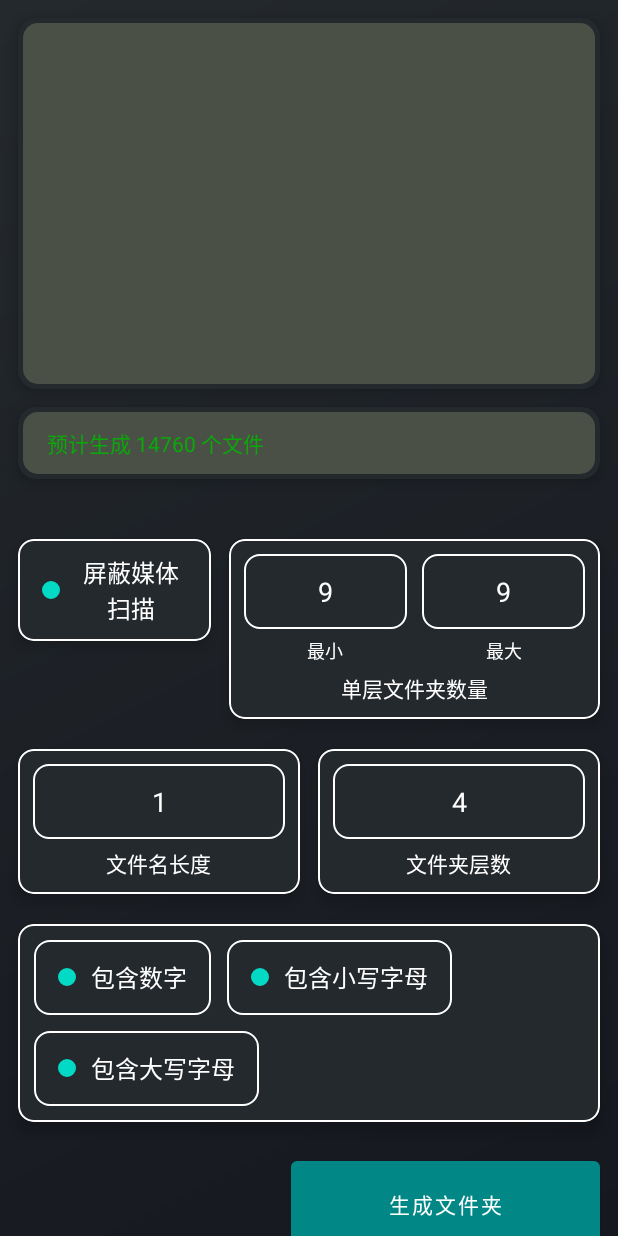
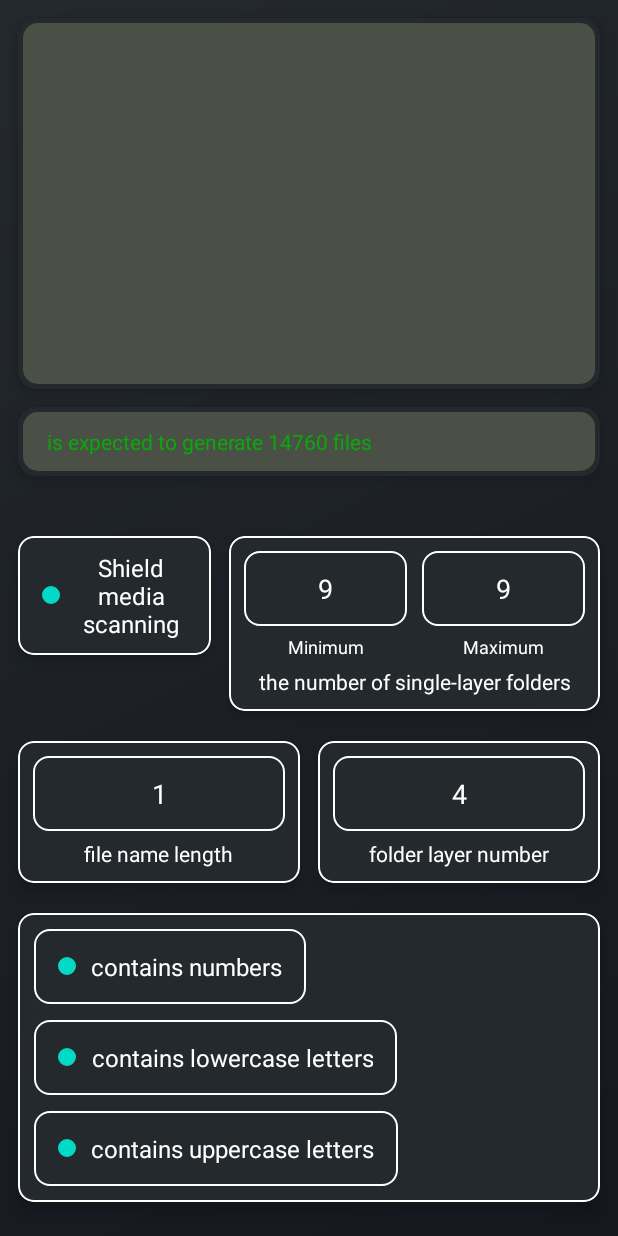
Before and after one commit to Mr-XiaoLiang/PasswordDir, an Android app: the MainActivity screen opened directly, with no data from a screen before it, on a phone screen of 412 x 824 dp. Run offline under Robolectric (Android 15) with nearby library versions, the light colour scheme and no system bars; our stand-ins replace FlexboxLayout.

Commit message:
增加多语言

```diff
--- a/app/src/main/res/layout/activity_guide.xml
+++ b/app/src/main/res/layout/activity_guide.xml
@@ -55,7 +55,7 @@
         android:id="@+id/imageView"
         app:layout_constraintBottom_toTopOf="@id/textView"
         android:scaleType="fitCenter"
-        android:src="@drawable/ic_launcher_foreground"/>
+        android:src="@mipmap/ic_launcher_foreground"/>
 
     <TextView
         android:id="@+id/textView"
--- a/app/src/main/res/values/strings.xml
+++ b/app/src/main/res/values/strings.xml
@@ -1,32 +1,32 @@
 <resources>
-    <string name="app_name">PasswordDir</string>
-    <string name="nomedia">屏蔽媒体扫描</string>
-    <string name="dir_name_length">文件名长度</string>
-    <string name="dir_count">单层文件夹数量</string>
-    <string name="max">最大</string>
-    <string name="min">最小</string>
-    <string name="dir_layers_count">文件夹层数</string>
-    <string name="use_number">包含数字</string>
-    <string name="use_lowercase">包含小写字母</string>
-    <string name="use_uppercase">包含大写字母</string>
-    <string name="make_dirs">生成文件夹</string>
-    <string name="max_less_than_min">最大文件数不能小于最小文件数</string>
-    <string name="expected_generation_results">预计生成 %1$d 个文件</string>
-    <string name="expected_generation_results2">预计生成 %1$d - %2$d 个文件</string>
-    <string name="select_at_least_one">最少选择一种文件名元素</string>
-    <string name="too_few_elements">文件名元素过少，可能产生重复的结果</string>
-    <string name="no_permission">我们需要权限才能在您的储存空间中创建文件夹</string>
-    <string name="mkdir_start">准备开始创建文件夹</string>
-    <string name="mkdir_end">文件夹创建完成，共创建 %1$d 个文件，位于：%2$s</string>
-    <string name="zip_dir_end">压缩文件夹完成，位于：%1$s</string>
-    <string name="dir_path_hint">文件夹路径中的 "/storage/emulated/0" 表示设备存储空间的根目录。如果您的设备支持SD卡，那么它表示的是设备内置的存储空间</string>
-    <string name="make_new">已创建：%1$s</string>
-    <string name="zip_dir_start">开始压缩文件夹</string>
-    <string name="error">出错了</string>
-    <string name="next">下一步</string>
-    <string name="previous">上一步</string>
-    <string name="guide_step_pwd">密码，就是一段隐藏着逻辑的编码。\n对于不知道逻辑的人来说，这就是一串乱码。</string>
-    <string name="guide_step_name">每一段文字中，我们如果只看某些位置的内容，那么它们也许可以拼接成有意义的内容。\n假设，每一段文字都是一个文件名呢？</string>
-    <string name="guide_step_tree">如果，一个文件夹里面有四个文件，那么有四种选择。\n如果每个文件夹里面又有四个文件夹，那么就有了16种选择。\n如果里面还有4个文件夹呢？</string>
-    <string name="zip">压缩文件夹</string>
+    <string name="app_name">File Maze</string>
+    <string name="nomedia">Shield media scanning</string>
+    <string name="dir_name_length">file name length</string>
+    <string name="dir_count">the number of single-layer folders</string>
+    <string name="max">Maximum</string>
+    <string name="min">Minimum</string>
+    <string name="dir_layers_count">folder layer number</string>
+    <string name="use_number">contains numbers</string>
+    <string name="use_lowercase">contains lowercase letters</string>
+    <string name="use_uppercase">contains uppercase letters</string>
+    <string name="make_dirs">generate</string>
+    <string name="max_less_than_min">The maximum number of files cannot be less than the minimum number of files</string>
+    <string name="expected_generation_results">is expected to generate %1$d files</string>
+    <string name="expected_generation_results2">is expected to generate %1$d-%2$d files</string>
+    <string name="select_at_least_one">choose at least one file name element</string>
+    <string name="too_few_elements">Too few file name elements may produce duplicate results</string>
+    <string name="no_permission">We need permissions to create folders in your storage space</string>
+    <string name="mkdir_start">ready to start creating a folder</string>
+    <string name="mkdir_end">The folder is created, a total of %1$d files are created, located at: %2$s</string>
+    <string name="zip_dir_end">The compressed folder is completed, located at: %1$s</string>
+    <string name="dir_path_hint">"/storage/emulated/0" in the folder path indicates the root directory of the device storage space. If your device supports SD card, it means the built-in storage space of the device</string>
+    <string name="make_new">has been created: %1$s</string>
+    <string name="zip_dir_start">start to compress the folder</string>
+    <string name="error">something went wrong</string>
+    <string name="next">Next</string>
+    <string name="previous">Previous</string>
+    <string name="guide_step_pwd">Password is a code with hidden logic. \nFor those who don\'t know the logic, this is a bunch of garbled characters.</string>
+    <string name="guide_step_name">In each paragraph of text, if we only look at the content in certain positions, then they may be spliced into meaningful content. \nSuppose, each paragraph of text is a file name?</string>
+    <string name="guide_step_tree">If there are four files in a folder, then there are four choices. \nIf there are four more folders in each folder, then there are 16 choices. \nWhat if there are 4 folders inside?</string>
+    <string name="zip">compressed folder</string>
 </resources>
```
Also changed, not shown: 1 other file.
